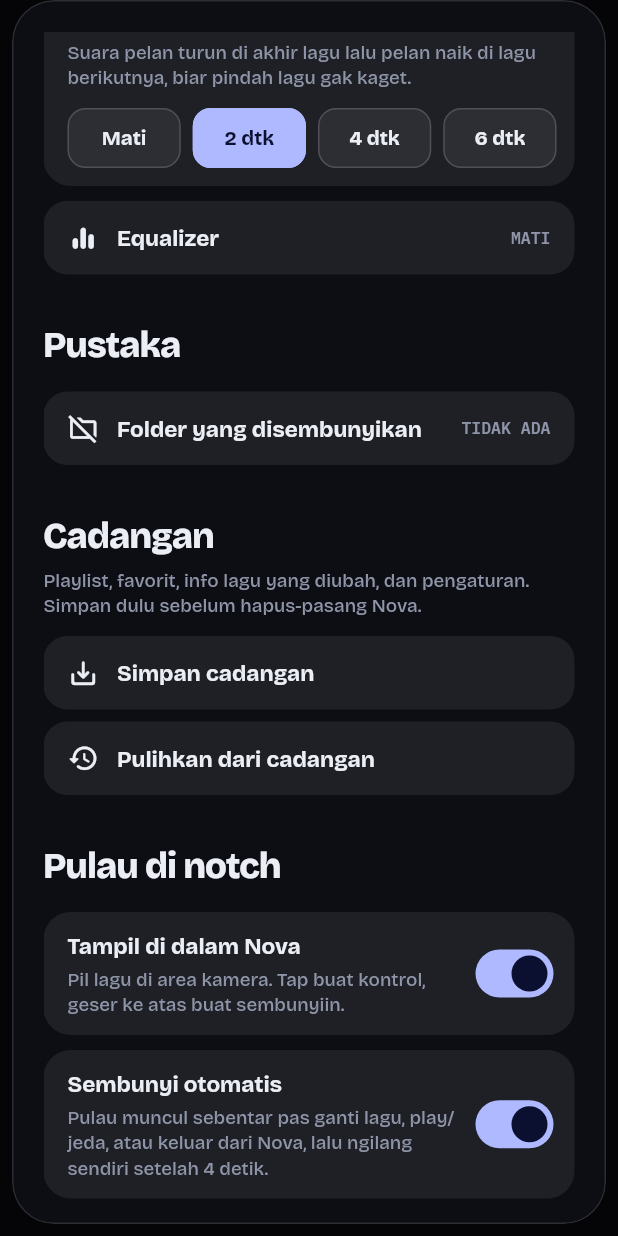
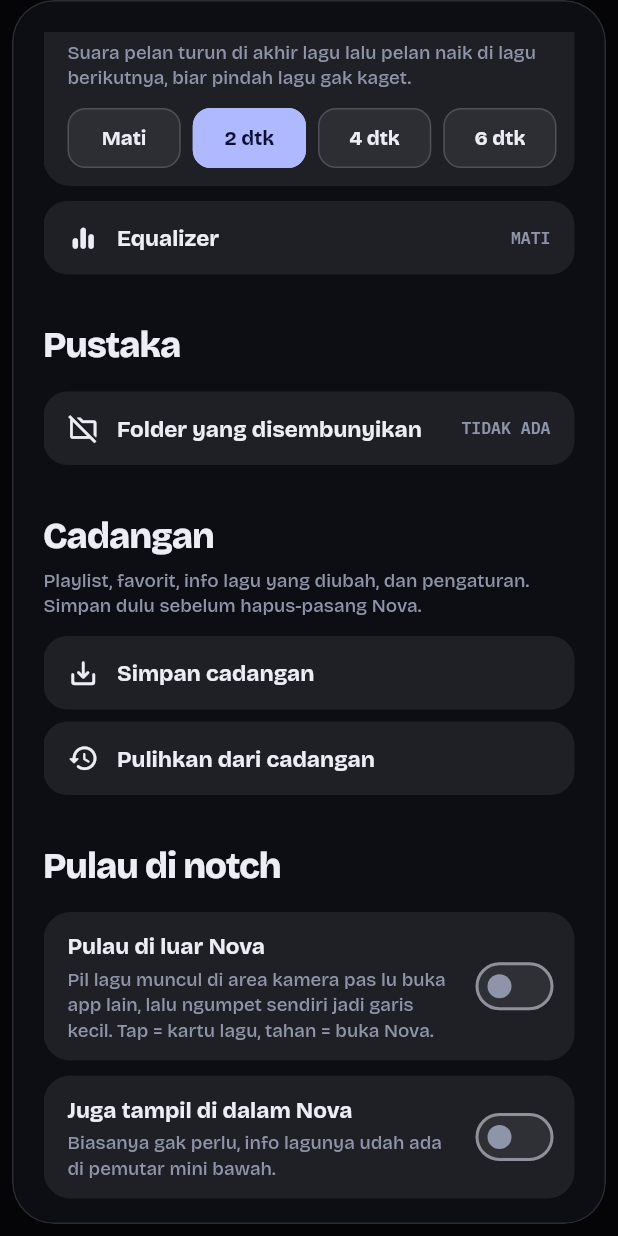
Before and after one commit to nadiapramesti/Nova-Music-Player, a Flutter app: what showSettingsSheet() shows on an empty page, opened directly, scrolled down 268 dp, on a phone screen of 412 x 824 dp. Run offline on Flutter 3.47's test engine with Material 3 defaults, Android fonts, the phone set to English and light mode, and no system bars; our stand-ins replace just_audio, just_audio_background, permission_handler, shared_preferences; missing offline and left inert: audio_session; accounts and stored records are empty.

Commit message:
Rampingkan: splash 0,9 dtk, pulau lebih simpel, buang mode Aksesibilitas
- Splash dari 1,9 jadi 0,9 detik
- Pulau di dalam Nova bawaannya mati (info lagu udah ada di pemutar mini)
- Pengaturan pulau tinggal 2: di luar Nova, dan juga di dalam Nova;
  sembunyi otomatis selalu nyala, tombol tes dibuang
- Mode presisi lewat Aksesibilitas dibuang total (bikin Play Protect curiga)

```diff
--- a/lib/demo/demo.dart
+++ b/lib/demo/demo.dart
@@ -8,8 +8,5 @@
 library;
 
 const bool kDemo = bool.fromEnvironment('DEMO');
-/// Build khusus dengan layanan Aksesibilitas (lihat tool/patch_android.dart --a11y).
-/// APK sideload yang punya Aksesibilitas diblok Play Protect, jadi default-nya mati.
-const bool kA11y = bool.fromEnvironment('A11Y');
 
 const String kDemoTheme = String.fromEnvironment('DEMO_THEME', defaultValue: 'dark');
--- a/lib/widgets/island.dart
+++ b/lib/widgets/island.dart
@@ -127,7 +127,7 @@ class _NowIslandState extends State<NowIsland> with SingleTickerProviderStateMix
       listenable: Listenable.merge([audio.current, island]),
       builder: (context, _) {
         final song = audio.current.value;
-        if (song == null || !island.inApp || island.nativeEverywhere || _hiddenFor == song.id) {
+        if (song == null || !island.inApp || _hiddenFor == song.id) {
           return const SizedBox.shrink();
         }
         return Stack(
--- a/lib/widgets/settings_sheet.dart
+++ b/lib/widgets/settings_sheet.dart
@@ -99,41 +99,19 @@ void showSettingsSheet(BuildContext context) {
               Text('Pulau di notch', style: disp(TS.h2, spacing: -0.6)),
               const SizedBox(height: 14),
               _Toggle(
-                title: 'Tampil di dalam Nova',
-                body: 'Pil lagu di area kamera. Tap buat kontrol, geser ke atas buat sembunyiin.',
+                title: 'Pulau di luar Nova',
+                body: 'Pil lagu muncul di area kamera pas lu buka app lain, lalu ngumpet sendiri '
+                    'jadi garis kecil. Tap = kartu lagu, tahan = buka Nova.',
+                value: island.outside,
+                onChanged: island.setOutside,
+              ),
+              const SizedBox(height: 10),
+              _Toggle(
+                title: 'Juga tampil di dalam Nova',
+                body: 'Biasanya gak perlu, info lagunya udah ada di pemutar mini bawah.',
                 value: island.inApp,
                 onChanged: island.setInApp,
               ),
-              const SizedBox(height: 10),
-              _Toggle(
-                title: 'Sembunyi otomatis',
-                body: 'Pulau muncul sebentar pas ganti lagu, play/jeda, atau keluar dari Nova, '
-                    'lalu ngilang sendiri setelah 4 detik.',
-                value: island.autoHide,
-                onChanged: island.setAutoHide,
-              ),
-              const SizedBox(height: 10),
-              _Toggle(
-                title: 'Tetap tampil di luar app',
-                body: 'Pil ikut muncul di atas app lain. Tap pil = kartu lagu, geser ke atas = '
-                    'sembunyi jadi titik kecil, tap titiknya = muncul lagi. Tahan = buka Nova.',
-                value: island.outside,
-                onChanged: island.setOutside,
-              ),
-              if (kA11y) ...[
-              const SizedBox(height: 10),
-              _Toggle(
-                title: 'Mode presisi di notch (Aksesibilitas)',
-                body: island.precise
-                    ? 'Aktif. Pil tipis duduk pas di lubang kamera dan bisa di-tap, di dalam maupun di luar app.'
-                    : 'Biar pil tipis bisa nempel pas di kamera dan tetap bisa di-tap (kayak Auralys), '
-                        'aktifin "Nova · Pulau di notch" di Aksesibilitas. Nova gak baca isi layar.',
-                value: island.precise,
-                onChanged: (_) => island.openAccessibility(),
-              ),
-              ],
-              const SizedBox(height: 12),
-              const _OutsideTester(),
             ],
           ),
         )),
@@ -246,7 +224,7 @@ class _Toggle extends StatelessWidget {
               Switch(
                 value: value,
                 onChanged: onChanged,
-                activeColor: Nv.onAccent,
+                activeThumbColor: Nv.onAccent,
                 activeTrackColor: Nv.accent,
                 inactiveThumbColor: Nv.muted,
                 inactiveTrackColor: Nv.chip,
@@ -255,102 +233,6 @@ class _Toggle extends StatelessWidget {
           ),
         ),
       ),
-    );
-  }
-}
-
-/// Status izin + tombol tes pil di luar app.
-class _OutsideTester extends StatefulWidget {
-  const _OutsideTester();
-
-  @override
-  State<_OutsideTester> createState() => _OutsideTesterState();
-}
-
-class _OutsideTesterState extends State<_OutsideTester> with WidgetsBindingObserver {
-  String? _msg;
-  bool? _granted;
-
-  @override
-  void initState() {
-    super.initState();
-    WidgetsBinding.instance.addObserver(this);
-    _check();
-  }
-
-  @override
-  void dispose() {
-    WidgetsBinding.instance.removeObserver(this);
-    super.dispose();
-  }
-
-  @override
-  void didChangeAppLifecycleState(AppLifecycleState state) {
-    if (state == AppLifecycleState.resumed) _check();
-  }
-
-  Future<void> _check() async {
-    final ok = await island.canDraw();
-    if (mounted) setState(() => _granted = ok);
-  }
-
-  Future<void> _test() async {
-    final err = await island.test();
-    await _check();
-    if (!mounted) return;
-    setState(() => _msg = err ?? 'Pil muncul 5 detik di notch. Kalau gak keliatan, cek petunjuk di bawah.');
-  }
-
-  @override
-  Widget build(BuildContext context) {
-    final granted = _granted;
-    return Column(
-      crossAxisAlignment: CrossAxisAlignment.start,
-      children: [
-        Row(
-          children: [
-            Icon(
-              granted == true ? Icons.check_circle_rounded : Icons.error_outline_rounded,
-              size: 18,
-              color: granted == true ? Nv.accent : Nv.muted,
-            ),
-            const SizedBox(width: 8),
-            Expanded(
-              child: Text(
-                granted == null
-                    ? 'Ngecek izin…'
-                    : granted
-                        ? 'Izin tampil di atas aplikasi lain: aktif'
-                        : 'Izin tampil di atas aplikasi lain: belum aktif',
-                style: disp(TS.body, w: 600),
-              ),
-            ),
-          ],
-        ),
-        const SizedBox(height: 10),
-        if (granted == false) ...[
-          WideButton(
-            label: 'Buka halaman izin',
-            icon: Icons.open_in_new_rounded,
-            onTap: () async {
-              await island.requestPermission();
-            },
-          ),
-          const SizedBox(height: 8),
-        ],
-        WideButton(label: 'Coba pil sekarang', icon: Icons.bolt_rounded, primary: false, onTap: _test),
-        if (_msg != null) ...[
-          const SizedBox(height: 8),
-          Text(_msg!, style: disp(TS.caption, w: 600, color: Nv.accent, height: 1.35)),
-        ],
-        const SizedBox(height: 8),
-        Text(
-          'HP Oppo / Realme / OnePlus: buka Pengaturan › Aplikasi › Nova, aktifkan '
-          '"Tampilkan di atas aplikasi lain" / "Jendela mengambang", lalu matikan '
-          'optimasi baterai buat Nova.',
-          style: disp(TS.caption, w: 500, color: Nv.muted, height: 1.4),
-        ),
-      ],
     );
   }
 }
```
Also changed, not shown: lib/screens/splash_screen.dart (+9 -7 lines), lib/services/island_service.dart (+6 -37 lines), tool/patch_android.dart (+3 -7 lines), 1 other file.
